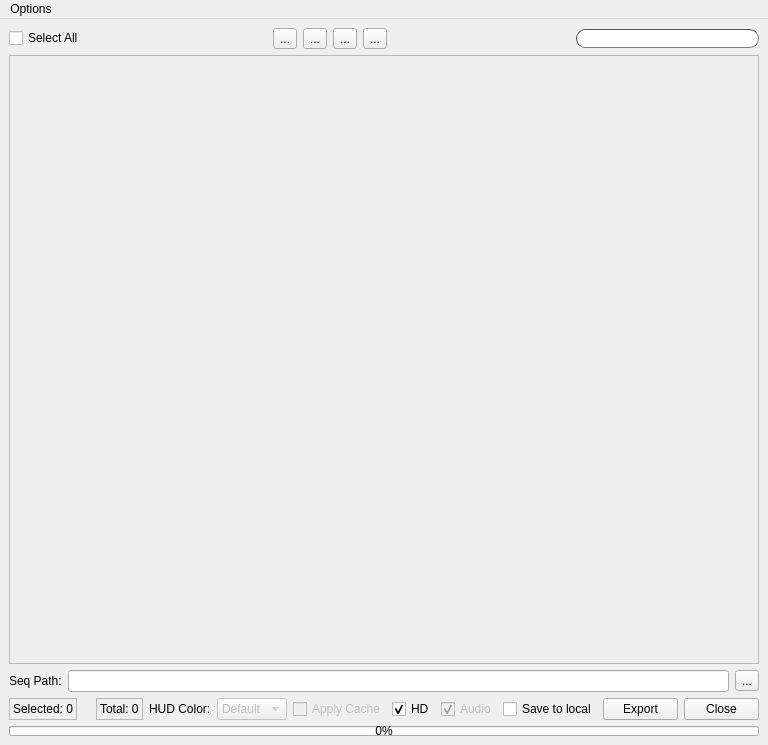
Qt form ui/submitter.ui (iceanimations/shot_subm_use_multishot) before a commit.
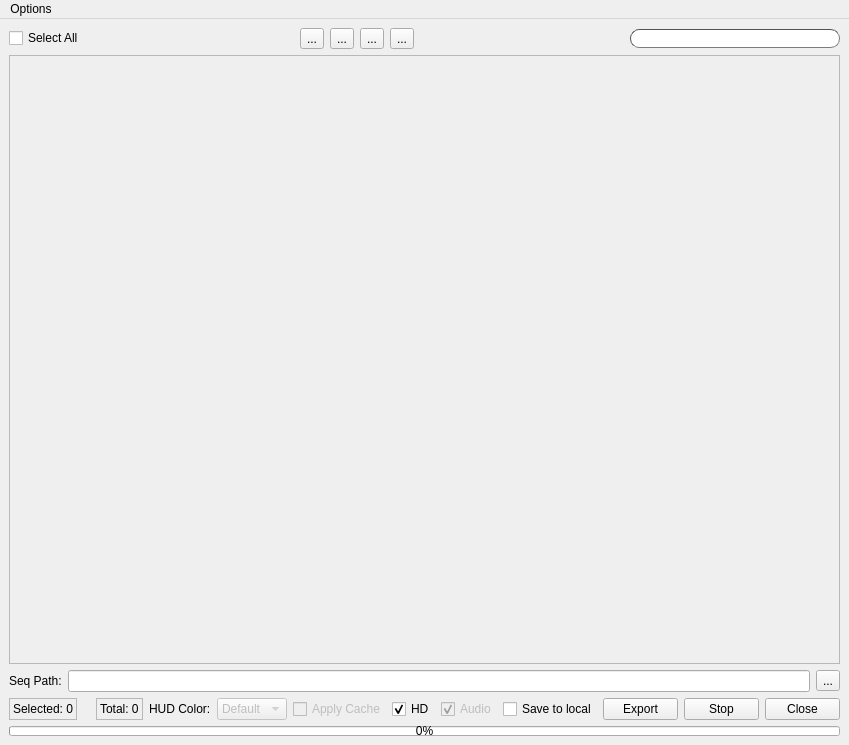
The same form after that commit.

Commit message: move parameter added to copyFile in exportutils, stopButton added

The edit to the form file:
```diff
--- a/ui/submitter.ui
+++ b/ui/submitter.ui
@@ -6,7 +6,7 @@
    <rect>
     <x>0</x>
     <y>0</y>
-    <width>761</width>
+    <width>816</width>
     <height>745</height>
    </rect>
   </property>
@@ -120,7 +120,7 @@
         <rect>
          <x>0</x>
          <y>0</y>
-         <width>739</width>
+         <width>794</width>
          <height>600</height>
         </rect>
        </property>
@@ -341,6 +341,19 @@
         </property>
        </widget>
       </item>
+      <item>
+       <widget class="QPushButton" name="stopButton">
+        <property name="minimumSize">
+         <size>
+          <width>75</width>
+          <height>0</height>
+         </size>
+        </property>
+        <property name="text">
+         <string>Stop</string>
+        </property>
+       </widget>
+      </item>
       <item>
        <widget class="QPushButton" name="closeButton">
         <property name="minimumSize">
@@ -376,7 +389,7 @@
     <rect>
      <x>0</x>
      <y>0</y>
-     <width>761</width>
+     <width>816</width>
      <height>19</height>
     </rect>
    </property>
```
Left out of the diff: 2 changed lines with no effect on the pictures. The commit also changes 2 other files.
